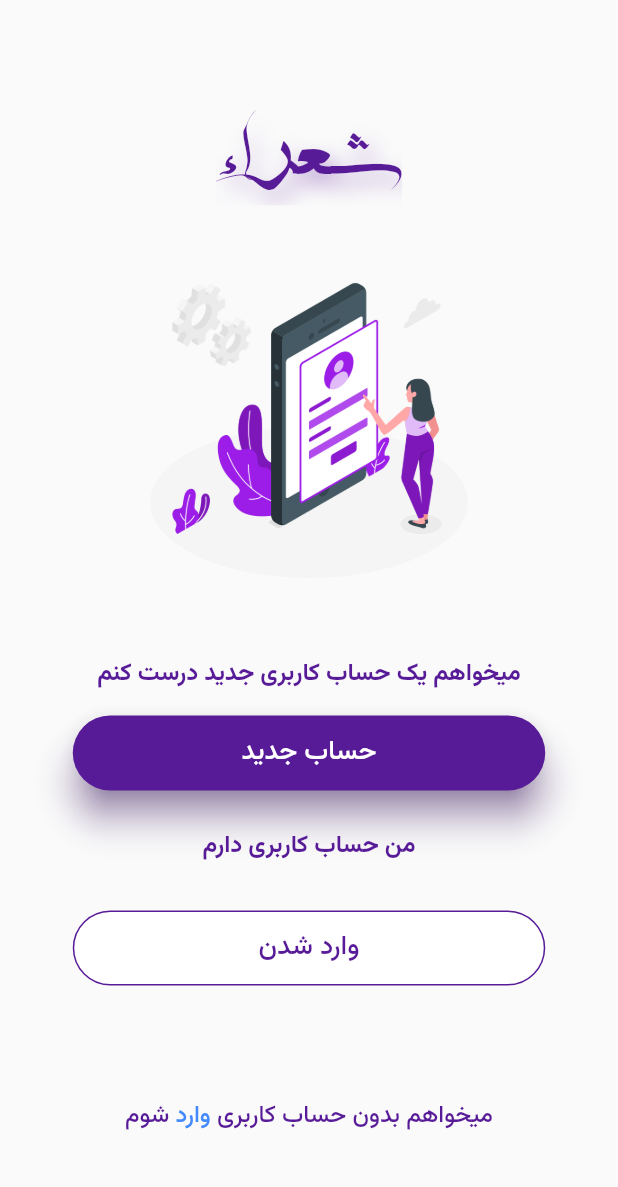
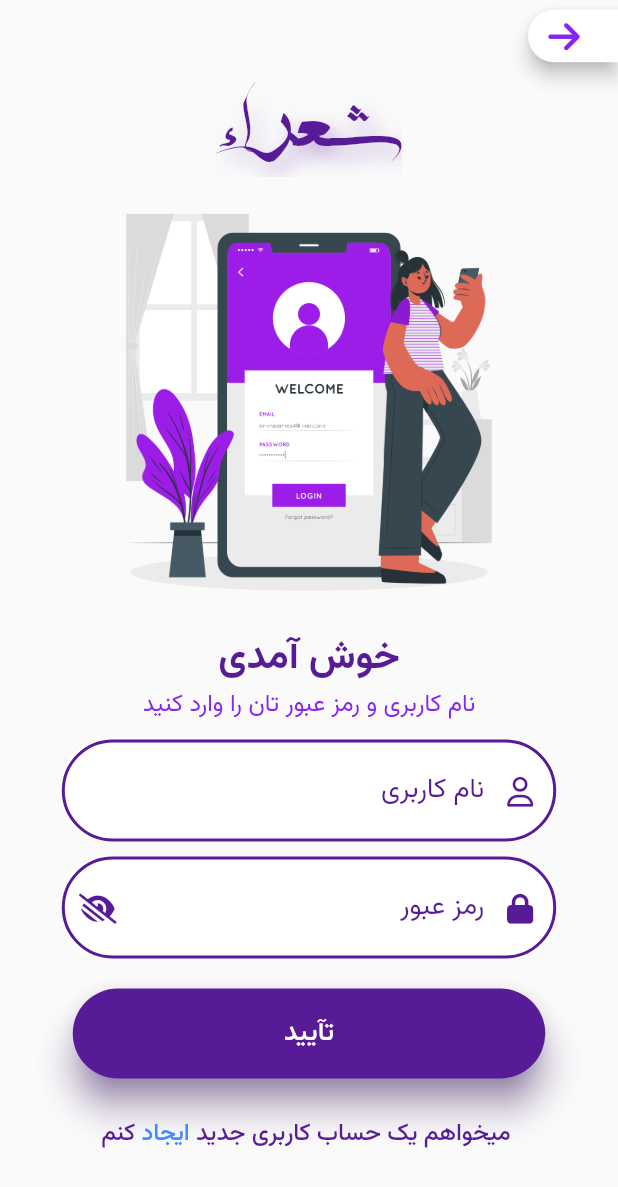
Before and after one commit to SayedNawid/shohaara, a Flutter app: the LoginPage screen opened directly, after a tap on "وارد شدن", on a phone screen of 412 x 824 dp. Shown: the top 1187 px of the screen. Run offline on Flutter 3.47's test engine with Material 2 defaults, Android fonts, the light colour scheme and no system bars; our stand-ins replace font_awesome_flutter, slide_to_act, smooth_page_indicator.

Commit message:
create sign_in _page

```diff
--- a/lib/LoginScreens/LoginPage.dart
+++ b/lib/LoginScreens/LoginPage.dart
@@ -1,5 +1,6 @@
 import 'package:flutter/gestures.dart';
 import 'package:flutter/material.dart';
+import 'package:shohaara/LoginScreens/sign_in_page.dart';
 import 'package:shohaara/SpalshScreens/welcomePage.dart';
 import '../constants.dart';
 
@@ -101,11 +102,18 @@ class LoginPage extends StatelessWidget {
               ),
               Container(
                 child: ElevatedButton(
-                onPressed: () {},
+                  onPressed: () {
+                    Navigator.push(
+                        context,
+                        MaterialPageRoute(
+                            builder: ((context) => SignInPage())));
+                  },
                   child: Text(
                     "وارد شدن",
                     style: const TextStyle(
-                      color: kPrimaryColor, fontFamily: "Vazir", fontSize: 18),
+                        color: kPrimaryColor,
+                        fontFamily: "Vazir",
+                        fontSize: 18),
                   ),
                   style: ElevatedButton.styleFrom(
                     padding: EdgeInsets.only(left: 15, right: 15),
@@ -145,9 +153,13 @@ class LoginPage extends StatelessWidget {
                             fontFamily: "Vazir",
                             fontWeight: FontWeight.w500,
                             color: Colors.blueAccent),
-                            recognizer:TapGestureRecognizer()
-                              ..onTap = (){
-                                Navigator.push(context, MaterialPageRoute(builder: (ctx) => WelcomePage(),));
+                        recognizer: TapGestureRecognizer()
+                          ..onTap = () {
+                            Navigator.push(
+                                context,
+                                MaterialPageRoute(
+                                  builder: (ctx) => WelcomePage(),
+                                ));
                           },
                       ),
                       TextSpan(
@@ -158,12 +170,14 @@ class LoginPage extends StatelessWidget {
                             fontWeight: FontWeight.w500,
                             color: kPrimaryColor),
                       )
-                    ],),
+                    ],
+                  ),
                 ),
               ),
             ],
           ),
         ),
-    ),);
+      ),
+    );
   }
 }
--- /dev/null
+++ b/lib/LoginScreens/sign_in_page.dart
@@ -0,0 +1,276 @@
+import 'package:flutter/gestures.dart';
+import 'package:flutter/material.dart';
+import 'package:font_awesome_flutter/font_awesome_flutter.dart';
+import 'package:shohaara/LoginScreens/LoginPage.dart';
+
+import '../constants.dart';
+
+class SignInPage extends StatefulWidget {
+  const SignInPage({super.key});
+
+  @override
+  State<SignInPage> createState() => _SignInPageState();
+}
+
+class _SignInPageState extends State<SignInPage> {
+  @override
+  Widget build(BuildContext context) {
+    return Scaffold(
+      body: SingleChildScrollView(
+        child: SafeArea(
+          child: Container(
+            child: Column(
+              children: [
+                Align(
+                  alignment: Alignment.topRight,
+                  child: ElevatedButton.icon(
+                      style: ElevatedButton.styleFrom(
+                        minimumSize: const Size(50, 35),
+                        backgroundColor: Colors.white,
+                        elevation: 5,
+                        shadowColor: Colors.black,
+                        shape: const RoundedRectangleBorder(
+                          borderRadius: BorderRadius.only(
+                            topLeft: Radius.circular(50),
+                            bottomLeft: Radius.circular(50),
+                          ),
+                        ),
+                      ),
+                      onPressed: () {},
+                      icon: Icon(
+                        FontAwesomeIcons.arrowRight,
+                        color: kSecondrayColor,
+                      ),
+                      label: Text("")),
+                ),
+                Container(
+                  alignment: Alignment.topCenter,
+                  width: double.infinity,
+                  height: 70,
+                  child: Text(
+                    "شعراء",
+                    style: TextStyle(
+                        shadows: [
+                          Shadow(
+                            color: kPrimaryColor.withOpacity(0.4),
+                            blurRadius: 18.0,
+                            offset: Offset(5.0, 7.0),
+                          ),
+                        ],
+                        fontSize: 50,
+                        fontFamily: "A.Ali_banner3az.ir",
+                        fontWeight: FontWeight.w500,
+                        color: kPrimaryColor),
+                  ),
+                ),
+                Container(
+                  child: Image.asset(
+                    "images/Mobile-login-cuate.png",
+                    height: 300,
+                  ),
+                ),
+                Container(
+                  alignment: Alignment.topCenter,
+                  width: 300,
+                  height: 40,
+                  child: const Text(
+                    textAlign: TextAlign.center,
+                    "خوش آمدی",
+                    style: const TextStyle(
+                        fontSize: 26,
+                        fontFamily: "Vazir",
+                        fontWeight: FontWeight.bold,
+                        color: kPrimaryColor),
+                  ),
+                ),
+                Container(
+                  alignment: Alignment.topCenter,
+                  width: 300,
+                  height: 30,
+                  child: const Text(
+                    textAlign: TextAlign.center,
+                    "نام کاربری و رمز عبور تان را وارد کنید",
+                    style: const TextStyle(
+                        fontSize: 16,
+                        fontFamily: "Vazir",
+                        fontWeight: FontWeight.w400,
+                        color: kSecondrayColor),
+                  ),
+                ),
+                RoundedInputField(
+                  hintText: "نام کاربری",
+                  iconData: FontAwesomeIcons.user,
+                  onChanged: (value) {},
+                ),
+                TextFieldContainer(
+                  child: TextField(
+                    obscureText: true,
+                    style: TextStyle(
+                        color: kSecondrayColor,
+                        fontFamily: "Vazir",
+                        fontSize: 18,
+                        fontWeight: FontWeight.w400),
+                    textAlign: TextAlign.right,
+                    decoration: InputDecoration(
+                        suffixIcon: Icon(
+                          size: 20,
+                          FontAwesomeIcons.lock,
+                          color: kPrimaryColor,
+                        ),
+                        prefixIcon: Icon(
+                          size: 20,
+                          FontAwesomeIcons.eyeLowVision,
+                          color: kPrimaryColor,
+                        ),
+                        hintText: "رمز عبور",
+                        hintStyle: TextStyle(
+                            fontFamily: "Vazir", color: kPrimaryColor),
+                        border: InputBorder.none,
+                        enabledBorder: OutlineInputBorder(
+                            borderRadius: BorderRadius.circular(50),
+                            borderSide: BorderSide(
+                              width: 2,
+                              color: kPrimaryColor,
+                            ))),
+                  ),
+                ),
+                SizedBox(
+                  height: 15,
+                ),
+                Container(
+                  child: ElevatedButton(
+                    onPressed: () {},
+                    child: Text(
+                      "تآیید",
+                      style: const TextStyle(
+                          color: Colors.white,
+                          fontFamily: "Vazir",
+                          fontSize: 18),
+                    ),
+                    style: ElevatedButton.styleFrom(
+                      padding: EdgeInsets.only(left: 15, right: 15),
+                      backgroundColor: kPrimaryColor,
+                      minimumSize: const Size(315, 60),
+                      elevation: 10,
+                      shadowColor: kPrimaryColor,
+                      shape: const RoundedRectangleBorder(
+                        borderRadius: BorderRadius.all(Radius.circular(50)),
+                      ),
+                    ),
+                  ),
+                ),
+                Container(
+                  alignment: Alignment.bottomCenter,
+                  width: 300,
+                  height: 50,
+                  child: RichText(
+                    text: TextSpan(
+                      text: "میخواهم یک حساب کاربری جدید",
+                      style: const TextStyle(
+                          fontSize: 16,
+                          fontFamily: "Vazir",
+                          fontWeight: FontWeight.w500,
+                          color: kPrimaryColor),
+                      children: <TextSpan>[
+                        TextSpan(
+                          text: " ایجاد ",
+                          style: const TextStyle(
+                              fontSize: 16,
+                              fontFamily: "Vazir",
+                              fontWeight: FontWeight.w500,
+                              color: Colors.blueAccent),
+                          recognizer: TapGestureRecognizer()
+                            ..onTap = () {
+                              Navigator.push(
+                                  context,
+                                  MaterialPageRoute(
+                                    builder: (ctx) => LoginPage(),
+                                  ));
+                            },
+                        ),
+                        TextSpan(
+                          text: "کنم ",
+                          style: const TextStyle(
+                              fontSize: 16,
+                              fontFamily: "Vazir",
+                              fontWeight: FontWeight.w500,
+                              color: kPrimaryColor),
+                        )
+                      ],
+                    ),
+                  ),
+                ),
+              ],
+            ),
+          ),
+        ),
+      ),
+    );
+  }
+}
+
+class RoundedInputField extends StatelessWidget {
+  final String hintText;
+  final IconData iconData;
+  final ValueChanged<String> onChanged;
+  const RoundedInputField({
+    super.key,
+    required this.hintText,
+    required this.iconData,
+    required this.onChanged,
+  });
+
+  @override
+  Widget build(BuildContext context) {
+    return TextFieldContainer(
+      child: TextField(
+        onChanged: onChanged,
+        style: TextStyle(
+            color: kSecondrayColor,
+            fontFamily: "Vazir",
+            fontSize: 18,
+            fontWeight: FontWeight.w400),
+        textAlign: TextAlign.right,
+        decoration: InputDecoration(
+            suffixIcon: Icon(
+              size: 20,
+              iconData,
+              color: kPrimaryColor,
+            ),
+            hintText: hintText,
+            hintStyle: TextStyle(fontFamily: "Vazir", color: kPrimaryColor),
+            border: InputBorder.none,
+            enabledBorder: OutlineInputBorder(
+                borderRadius: BorderRadius.circular(50),
+                borderSide: BorderSide(
+                  width: 2,
+                  color: kPrimaryColor,
+                ))),
+      ),
+    );
+  }
+}
+
+class TextFieldContainer extends StatelessWidget {
+  final Widget child;
+  const TextFieldContainer({
+    super.key,
+    required this.child,
+  });
+
+  @override
+  Widget build(BuildContext context) {
+    Size size = MediaQuery.of(context).size;
+
+    return Container(
+      margin: EdgeInsets.symmetric(vertical: 5),
+      //padding: EdgeInsets.symmetric(horizontal: 20, vertical: 5),
+      width: size.width * 0.8,
+      decoration: BoxDecoration(
+        color: Colors.white,
+        borderRadius: BorderRadius.circular(29),
+      ),
+      child: child,
+    );
+  }
+}
```
Also changed, not shown: images/Mobile-login-cuate.png (renamed from images/Mobile login-cuate.png). Lines whose indentation alone changed are shown as unchanged.
